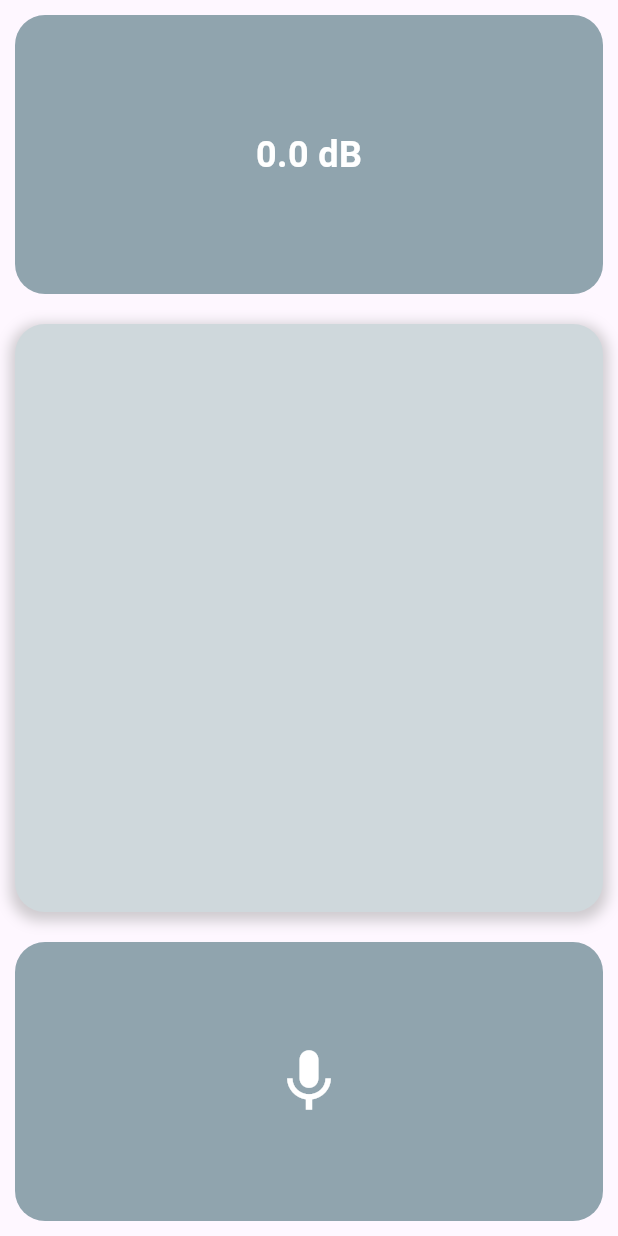
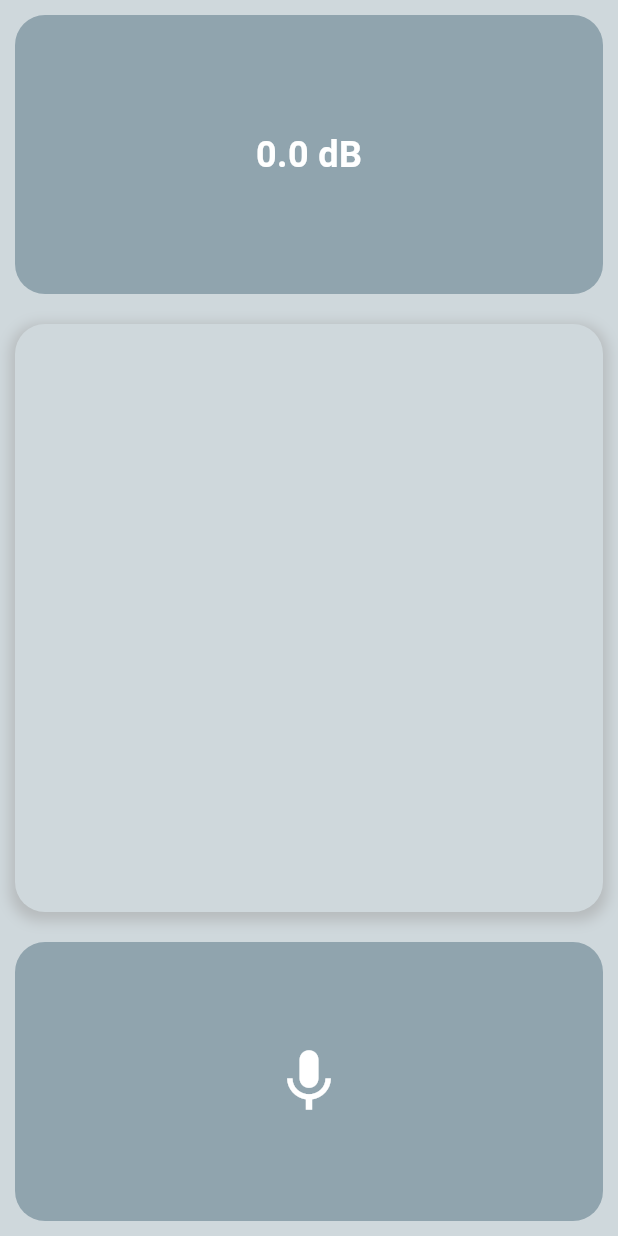
Before and after one commit to Lukas249/Morse-Code, a Flutter app: the SoundScreen screen opened directly, on a phone screen of 412 x 824 dp. Run offline on Flutter 3.47's test engine with Material 3 defaults, Android fonts, the phone set to English and light mode, and no system bars; our stand-ins replace audioplayers, camera, fluttertoast, permission_handler, vibration; missing offline and left inert: flutter_sound, noise_meter, torch_light.

Commit message:
update backgrounds color

```diff
--- a/lib/pages/decode/sound/sound_screen.dart
+++ b/lib/pages/decode/sound/sound_screen.dart
@@ -72,6 +72,7 @@ class SoundScreenState extends State<SoundScreen> {
   @override
   Widget build(BuildContext context) {
     return Scaffold(
+      backgroundColor: Colors.blueGrey[100],
       body: Column(
         children: [
           // Pierwszy kontener - nagłówek
```
Also changed, not shown: lib/pages/decode/flashlight/flashlight_screen.dart (+6 -5 lines).
